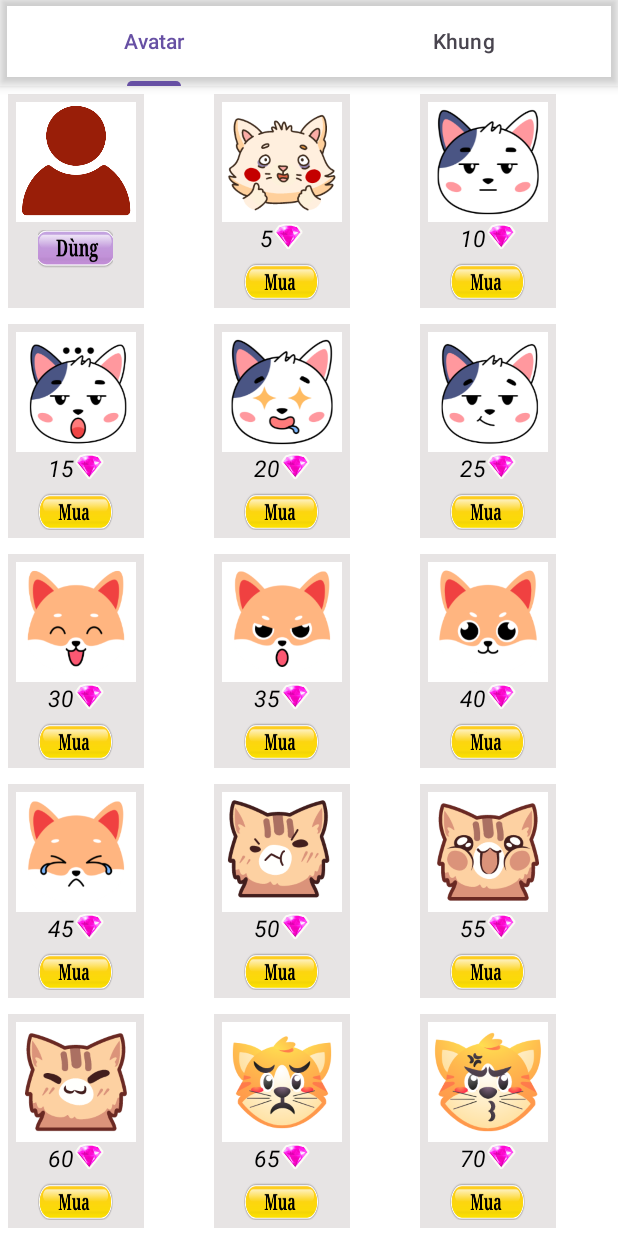
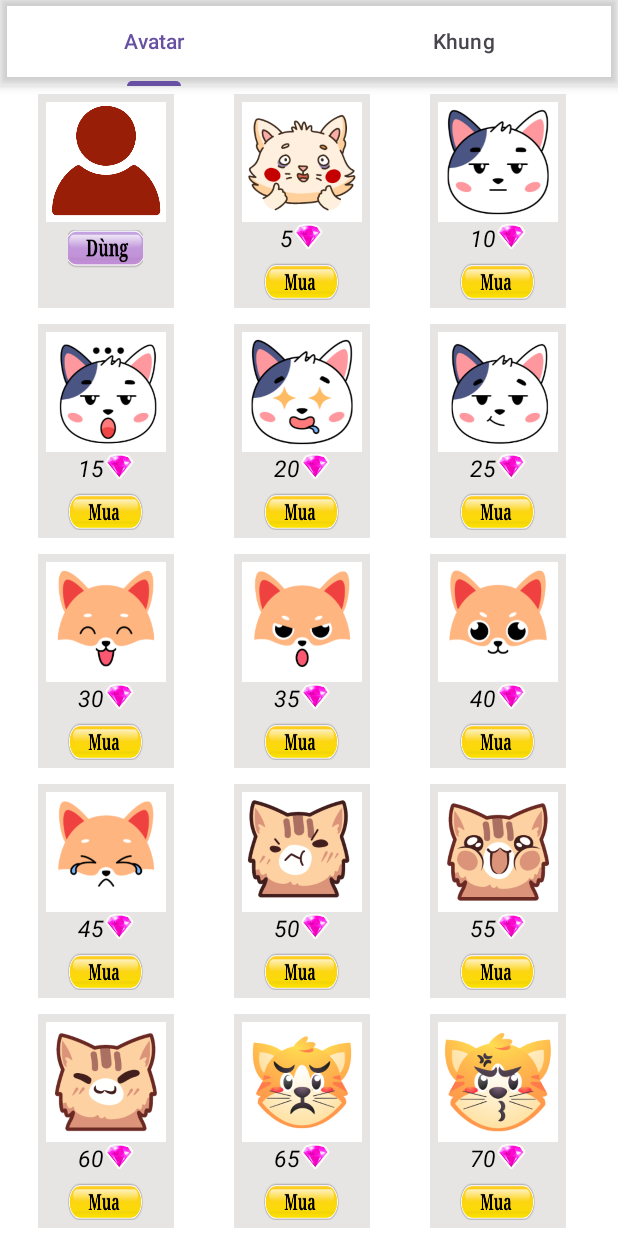
Before and after one commit to VuThankBinh/Do-An-3, an Android app: the FragmentAvatar screen opened directly, with no data from a screen before it, on a phone screen of 412 x 824 dp. Run offline under Robolectric (Android 15) with nearby library versions, the phone set to English and light mode, and no system bars; 2 statements that could not run were skipped.

Commit message:
fix shop TB

```diff
--- a/app/src/main/java/com/example/dhbc/MainActivity.java
+++ b/app/src/main/java/com/example/dhbc/MainActivity.java
@@ -347,8 +347,6 @@ public class MainActivity extends AppCompatActivity implements ItemClick_dapan,
             layoutManager.setFlexDirection(FlexDirection.ROW);
             layoutManager.setJustifyContent(JustifyContent.FLEX_START);
 
-//        LinearLayoutManager layoutManager = new LinearLayoutManager(this, LinearLayoutManager.HORIZONTAL, false);
-//        LinearLayoutManager layoutManager2 = new LinearLayoutManager(this, LinearLayoutManager.HORIZONTAL, false);
 
             listcauhoi.setLayoutManager(layoutManager);
             dapan.setLayoutManager(layoutManager2);
--- a/app/src/main/res/layout/fragment_avatar.xml
+++ b/app/src/main/res/layout/fragment_avatar.xml
@@ -7,5 +7,6 @@
     <androidx.recyclerview.widget.RecyclerView
         android:id="@+id/rv_avatar"
         android:layout_width="match_parent"
+        android:layout_marginLeft="20dp"
         android:layout_height="wrap_content"/>
 </LinearLayout>
--- a/app/src/main/res/layout/fragment_khung.xml
+++ b/app/src/main/res/layout/fragment_khung.xml
@@ -7,5 +7,6 @@
     <androidx.recyclerview.widget.RecyclerView
         android:id="@+id/rv_khung"
         android:layout_width="match_parent"
+        android:layout_marginLeft="10dp"
         android:layout_height="wrap_content"/>
 </LinearLayout>
```
